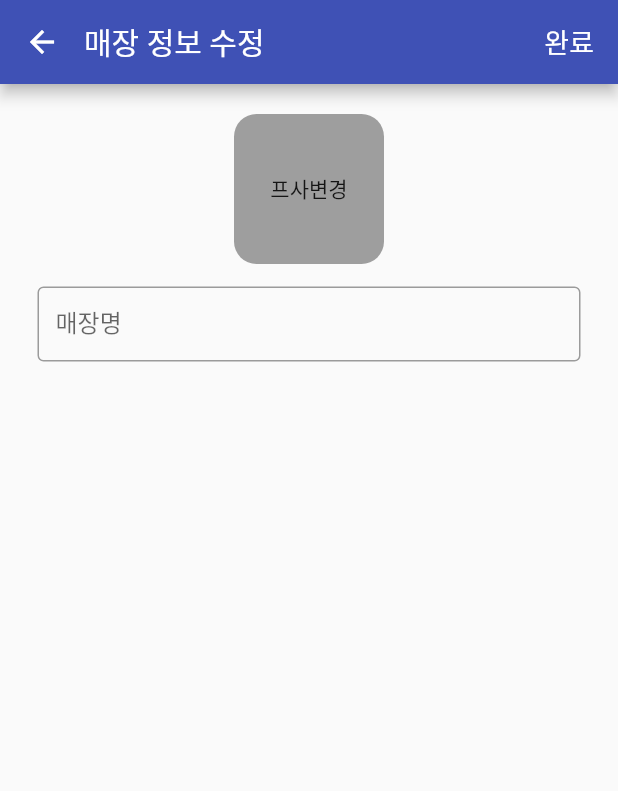
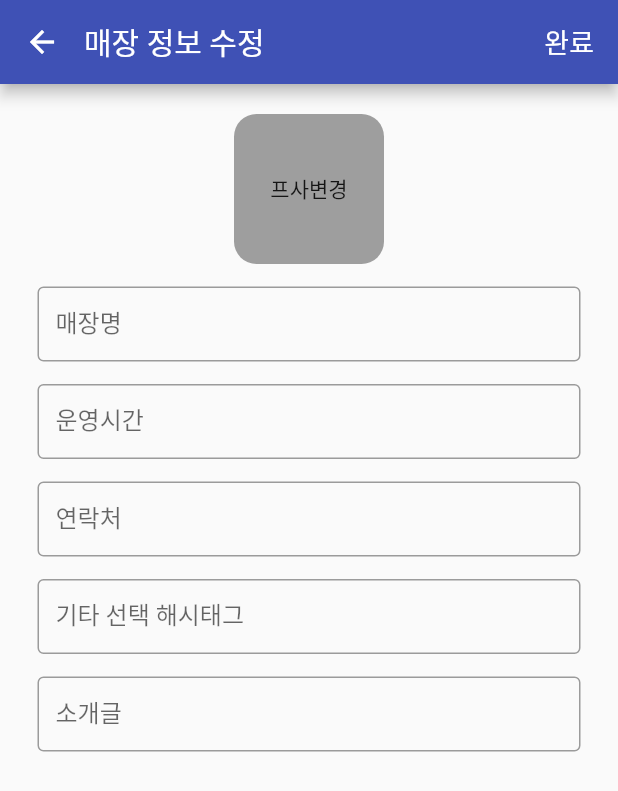
Before and after one commit to JJulme/jigu, a Flutter app: the MypageScreen screen opened directly, after a tap on "사업자 전환", after a tap on "매장 정보 수정", on a phone screen of 412 x 824 dp. Shown: the top 791 px of the screen. Run offline on Flutter 3.47's test engine with Material 2 defaults, Android fonts, the light colour scheme and no system bars; our stand-ins replace fluttertoast, get, image_picker, share.

Commit message:
mypage_screen 수정

```diff
--- a/lib/screen/mypage/mypage_screen.dart
+++ b/lib/screen/mypage/mypage_screen.dart
@@ -64,7 +64,7 @@ class _MypageScreenState extends State<MypageScreen> {
               const Text("나의 활동",
                   style: TextStyle(fontSize: 20, fontWeight: FontWeight.w600)),
               const SizedBox(height: 10),
-              mypageRouter(context, "나의 질문", const MypageQuestionScreen()),
+              mypageRouter("나의 질문", const MypageQuestionScreen()),
               const Text("나의 답변", style: TextStyle(fontSize: 20)),
               //관심목록
               const SizedBox(height: 20),
@@ -95,18 +95,21 @@ class _MypageScreenState extends State<MypageScreen> {
   }
 
   //보여지는 텍스트와 넘어가는 화면 설정해주는 함수
-  InkWell mypageRouter(BuildContext context, String text, dynamic pageroute) {
+  InkWell mypageRouter(String text, dynamic pageroute) {
     return InkWell(
       //누르면 페이지 이동
       onTap: () {
-          Navigator.push(
-              context,
-              MaterialPageRoute(
-                builder: (context) => pageroute,
-              ));
+        //Get.to(()=>pageroute); 로 작성하면 오류 발생, 이유모름
+        Get.to(pageroute);
       },
       //보여지는 텍스트
-        child: Text(text, style: const TextStyle(fontSize: 20)));
+      child: Container(
+        height: 40,
+        width: double.infinity,
+        alignment: Alignment.centerLeft,
+        child: Text(text, style: const TextStyle(fontSize: 20)),
+      ),
+    );
   }
 
   //일반프로필 설정
@@ -162,7 +165,10 @@ class _MypageScreenState extends State<MypageScreen> {
 
   //사업자프로필 설정
   Widget sellerProfile() {
-    return Row(
+    return Column(
+      crossAxisAlignment: CrossAxisAlignment.start,
+      children: [
+        Row(
           mainAxisAlignment: MainAxisAlignment.spaceBetween,
           children: [
             Row(
@@ -182,8 +188,8 @@ class _MypageScreenState extends State<MypageScreen> {
                   crossAxisAlignment: CrossAxisAlignment.start,
                   children: [
                     const Text("세븐일레븐",
-                    style:
-                        TextStyle(fontSize: 20, fontWeight: FontWeight.w600)),
+                        style: TextStyle(
+                            fontSize: 20, fontWeight: FontWeight.w600)),
                     const SizedBox(height: 5),
                     const Text("해운대구 중동", style: TextStyle(fontSize: 15)),
                     //일반 계정으로 바뀌는 버튼
@@ -209,6 +215,16 @@ class _MypageScreenState extends State<MypageScreen> {
               ),
             ),
           ],
+        ),
+        const Divider(color: Colors.grey, thickness: 1.0),
+        const SizedBox(height: 20),
+        const Text("매장 정보",
+            style: TextStyle(fontSize: 20, fontWeight: FontWeight.w600)),
+        const SizedBox(height: 10),
+        mypageRouter("매장 알림 관리", const MypageQuestionScreen()),
+        mypageRouter("매장 홍보글 관리", const MypageQuestionScreen()),
+        mypageRouter("매장 답변 관리", const MypageQuestionScreen()),
+      ],
     );
   }
 }
--- a/lib/screen/mypage/mypage_seller_modify_screen.dart
+++ b/lib/screen/mypage/mypage_seller_modify_screen.dart
@@ -33,6 +33,7 @@ class _MypageSellerModifyScreenState extends State<MypageSellerModifyScreen> {
           ],
         ),
         body: SafeArea(
+            child: SingleChildScrollView(
           child: Container(
             margin: const EdgeInsets.symmetric(vertical: 20, horizontal: 25),
             child: Column(
@@ -48,7 +49,17 @@ class _MypageSellerModifyScreenState extends State<MypageSellerModifyScreen> {
                 ),
                 myTextField('매장명'),
                 const SizedBox(height: 15),
+                myTextField('운영시간'),
+                const SizedBox(height: 15),
+                myTextField('연락처'),
+                const SizedBox(height: 15),
+                //주차장,
+                myTextField('기타 선택 해시태그'),
+                const SizedBox(height: 15),
+                myTextField('소개글'),
+                const SizedBox(height: 15),
               ],
+            ),
           ),
         )),
       ),
```
Also changed, not shown: lib/screen/seek/seek_detail_screen.dart (+20 -1 lines). Lines whose indentation alone changed are shown as unchanged.
